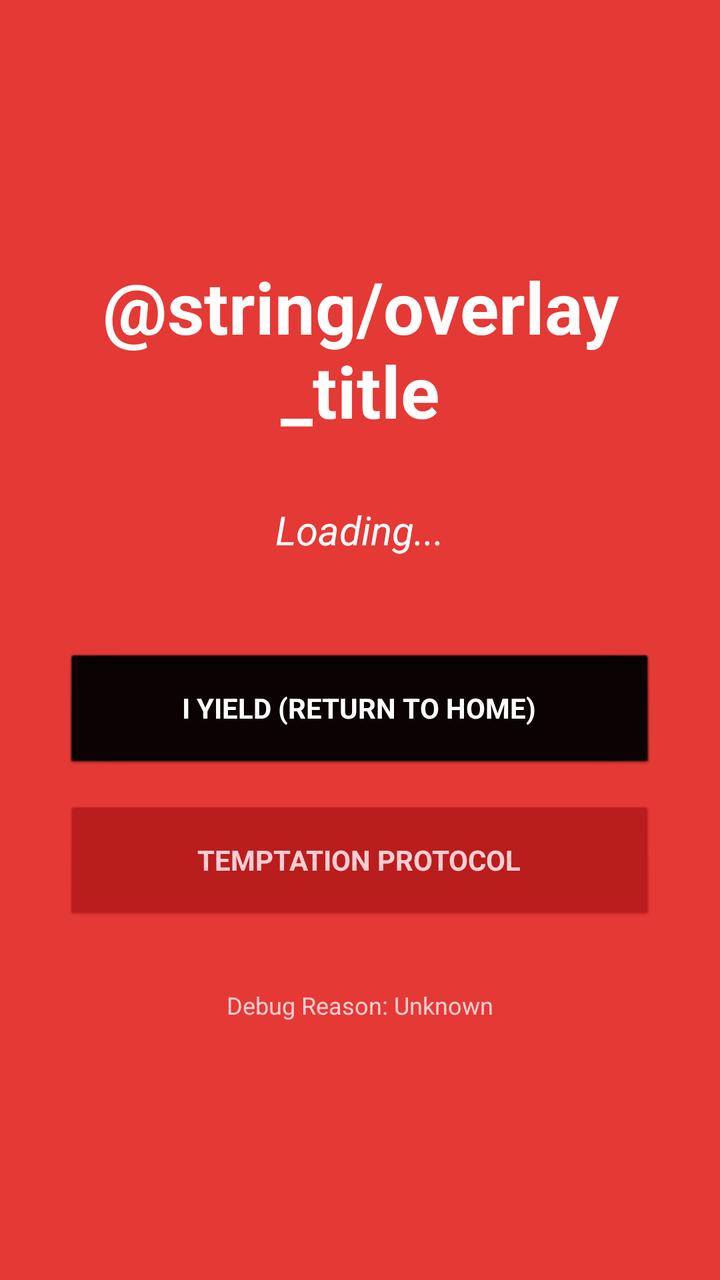
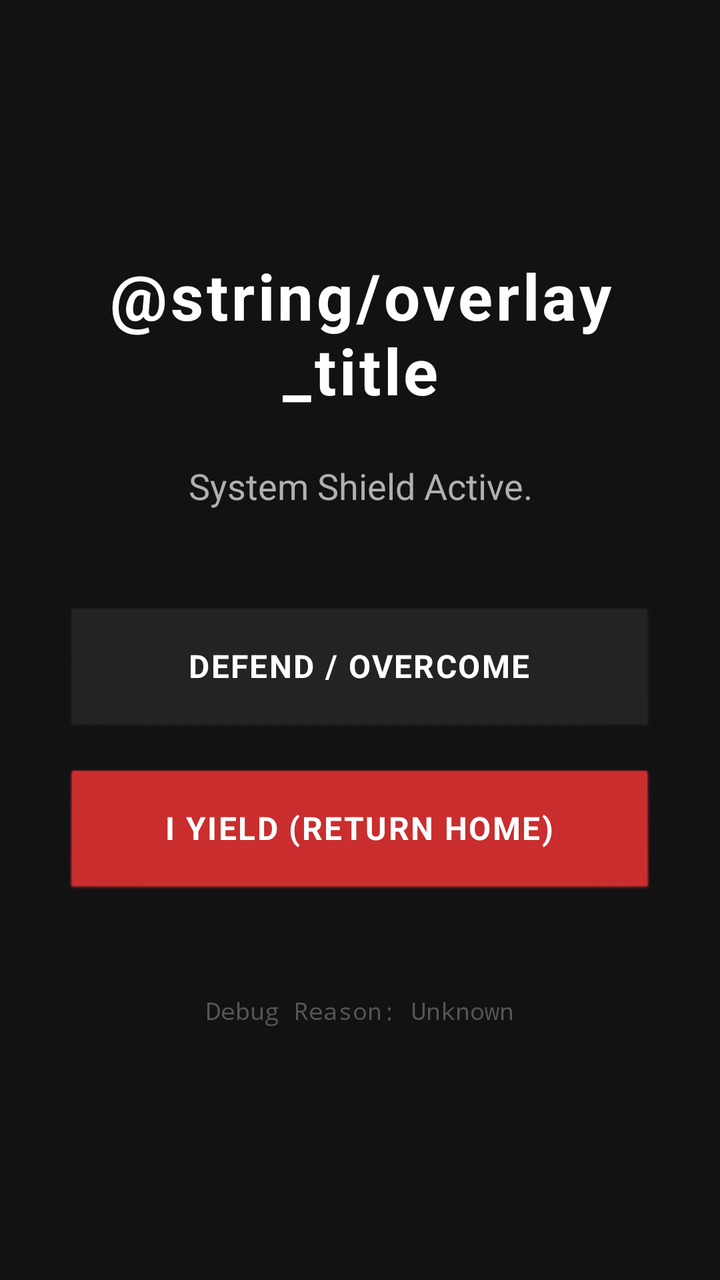

An Android layout rendered at two revisions. The XML below is the earlier revision; the diff shows what the commit changed to produce the second picture.
<!-- AndroidManifest.xml: application theme android:Theme.NoTitleBar -->
<!-- res/layout/overlay_guard.xml -->
<?xml version="1.0" encoding="utf-8"?>
<LinearLayout xmlns:android="http://schemas.android.com/apk/res/android"
    android:layout_width="match_parent" android:layout_height="match_parent"
    android:orientation="vertical" android:gravity="center" android:background="#E53935" android:padding="32dp">

    <TextView android:id="@+id/tvOverlayTitle" android:layout_width="wrap_content" android:layout_height="wrap_content"
        android:text="@string/overlay_title" android:textColor="#FFFFFF" android:textSize="36sp" android:textStyle="bold" android:layout_marginBottom="32dp" android:textAlignment="center"/>

    <TextView android:id="@+id/tvOverlayMessage" android:layout_width="wrap_content" android:layout_height="wrap_content"
        android:text="Loading..." android:textColor="#FFFFFF" android:textSize="20sp" android:textAlignment="center" android:layout_marginBottom="48dp" android:textStyle="italic"/>

    <Button android:id="@+id/btnYield" android:layout_width="match_parent" android:layout_height="60dp"
        android:text="I YIELD (RETURN TO HOME)" android:backgroundTint="#000000" android:textColor="#FFFFFF" android:textStyle="bold" android:layout_marginBottom="16dp"/>
        
    <Button android:id="@+id/btnPauseBlocker" android:layout_width="match_parent" android:layout_height="60dp"
        android:text="TEMPTATION PROTOCOL" android:backgroundTint="#B71C1C" android:textColor="#FFCDD2" android:textStyle="bold"/>
        
    
    <TextView android:id="@+id/tvDebugReason" android:layout_width="wrap_content" android:layout_height="wrap_content"
        android:text="Debug Reason: Unknown" android:textColor="#FFCDD2" android:textSize="12sp" android:layout_marginTop="32dp" android:textAlignment="center"/>
</LinearLayout>
<!-- resources referenced by this layout -->
<resources>

</resources>

<!-- the commit's change to res/layout/overlay_guard.xml (unified diff, before → after) -->
@@ -1,21 +1,30 @@
 <?xml version="1.0" encoding="utf-8"?>
 <LinearLayout xmlns:android="http://schemas.android.com/apk/res/android"
     android:layout_width="match_parent" android:layout_height="match_parent"
-    android:orientation="vertical" android:gravity="center" android:background="#E53935" android:padding="32dp">
+    android:orientation="vertical" android:gravity="center" 
+    android:background="#121212" 
+    android:padding="32dp">
 
     <TextView android:id="@+id/tvOverlayTitle" android:layout_width="wrap_content" android:layout_height="wrap_content"
-        android:text="@string/overlay_title" android:textColor="#FFFFFF" android:textSize="36sp" android:textStyle="bold" android:layout_marginBottom="32dp" android:textAlignment="center"/>
+        android:text="@string/overlay_title" android:textColor="#FFFFFF" android:textSize="32sp" android:textStyle="bold" 
+        android:letterSpacing="0.05" android:layout_marginBottom="24dp" android:textAlignment="center"/>
 
     <TextView android:id="@+id/tvOverlayMessage" android:layout_width="wrap_content" android:layout_height="wrap_content"
-        android:text="Loading..." android:textColor="#FFFFFF" android:textSize="20sp" android:textAlignment="center" android:layout_marginBottom="48dp" android:textStyle="italic"/>
+        android:text="System Shield Active." android:textColor="#B0B0B0" android:textSize="18sp" 
+        android:textAlignment="center" android:layout_marginBottom="48dp" android:lineSpacingExtra="4dp"/>
 
-    <Button android:id="@+id/btnYield" android:layout_width="match_parent" android:layout_height="60dp"
-        android:text="I YIELD (RETURN TO HOME)" android:backgroundTint="#000000" android:textColor="#FFFFFF" android:textStyle="bold" android:layout_marginBottom="16dp"/>
+    
+    <Button android:id="@+id/btnPauseBlocker" android:layout_width="match_parent" android:layout_height="65dp"
+        android:text="DEFEND / OVERCOME" android:backgroundTint="#242424" android:textColor="#FFFFFF" 
+        android:textSize="16sp" android:textStyle="bold" android:letterSpacing="0.05" android:layout_marginBottom="16dp" 
+        style="?android:attr/borderlessButtonStyle"/>
+
+    <Button android:id="@+id/btnYield" android:layout_width="match_parent" android:layout_height="65dp"
+        android:text="I YIELD (RETURN HOME)" android:backgroundTint="#D32F2F" android:textColor="#FFFFFF" 
+        android:textSize="16sp" android:textStyle="bold" android:letterSpacing="0.05" 
+        style="?android:attr/borderlessButtonStyle"/>
         
-    <Button android:id="@+id/btnPauseBlocker" android:layout_width="match_parent" android:layout_height="60dp"
-        android:text="TEMPTATION PROTOCOL" android:backgroundTint="#B71C1C" android:textColor="#FFCDD2" android:textStyle="bold"/>
-        
-    
     <TextView android:id="@+id/tvDebugReason" android:layout_width="wrap_content" android:layout_height="wrap_content"
-        android:text="Debug Reason: Unknown" android:textColor="#FFCDD2" android:textSize="12sp" android:layout_marginTop="32dp" android:textAlignment="center"/>
+        android:text="Debug Reason: Unknown" android:textColor="#555555" android:textSize="12sp" 
+        android:layout_marginTop="48dp" android:textAlignment="center" android:fontFamily="monospace"/>
 </LinearLayout>
